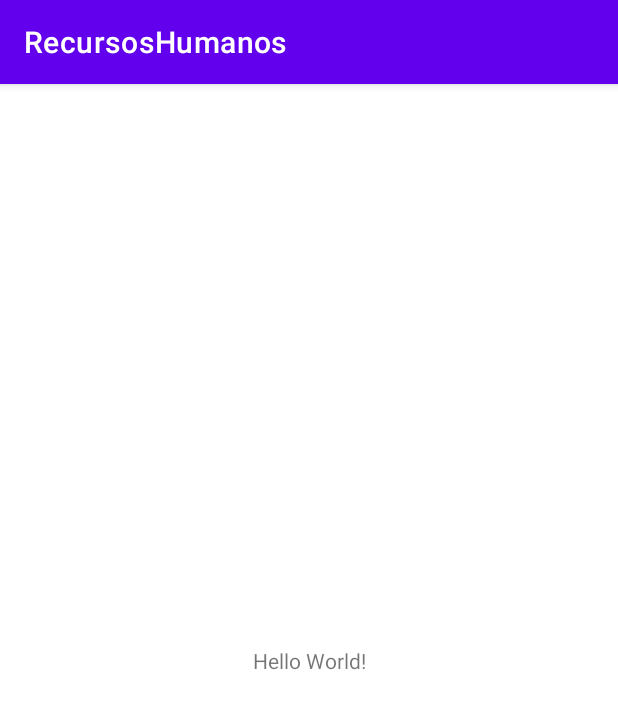
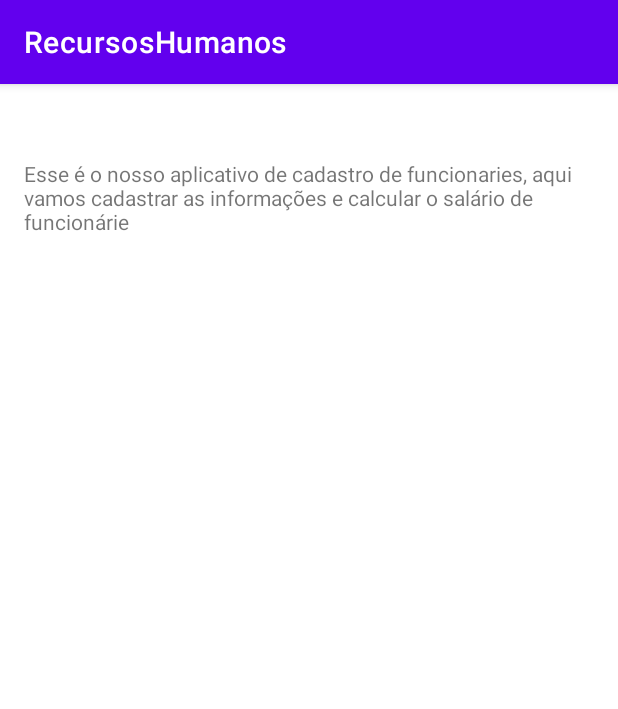
Before and after one commit to jennysival/RecursosHumanos, an Android app: the screen it shows after launch (MainActivity), on a phone screen of 412 x 824 dp. Shown: the top 709 px of the screen. Run offline under Robolectric (Android 15) with nearby library versions, the phone set to English and light mode, and no system bars.

Commit message:
Implementar layout e criar primeiro fragment

```diff
--- a/app/src/main/res/layout/activity_main.xml
+++ b/app/src/main/res/layout/activity_main.xml
@@ -1,5 +1,11 @@
 <?xml version="1.0" encoding="utf-8"?>
-<androidx.constraintlayout.widget.ConstraintLayout xmlns:android="http://schemas.android.com/apk/res/android"
+<ScrollView
+    android:layout_width="match_parent"
+    android:layout_height="match_parent"
+    xmlns:android="http://schemas.android.com/apk/res/android">
+
+<androidx.constraintlayout.widget.ConstraintLayout
+    xmlns:android="http://schemas.android.com/apk/res/android"
     xmlns:app="http://schemas.android.com/apk/res-auto"
     xmlns:tools="http://schemas.android.com/tools"
     android:layout_width="match_parent"
@@ -7,12 +13,32 @@
     tools:context=".MainActivity">
 
     <TextView
-        android:layout_width="wrap_content"
+        android:id="@+id/tv_descricao"
+        android:layout_width="@dimen/largura_0"
         android:layout_height="wrap_content"
-        android:text="Hello World!"
-        app:layout_constraintBottom_toBottomOf="parent"
+        android:text="@string/texto_descritivo_app"
+        android:layout_marginTop="@dimen/margem_50"
+        android:layout_marginHorizontal="@dimen/margem_16"
         app:layout_constraintEnd_toEndOf="parent"
         app:layout_constraintStart_toStartOf="parent"
         app:layout_constraintTop_toTopOf="parent" />
 
+    <androidx.constraintlayout.widget.ConstraintLayout
+        android:id="@+id/container"
+        xmlns:android="http://schemas.android.com/apk/res/android"
+        xmlns:app="http://schemas.android.com/apk/res-auto"
+        xmlns:tools="http://schemas.android.com/tools"
+        android:layout_width="@dimen/largura_0"
+        android:layout_height="500dp"
+        tools:context=".MainActivity"
+        android:layout_marginTop="@dimen/margem_50"
+        android:layout_marginHorizontal="@dimen/margem_16"
+        android:layout_marginBottom="@dimen/margem_16"
+        app:layout_constraintTop_toBottomOf="@id/tv_descricao"
+        app:layout_constraintEnd_toEndOf="parent"
+        app:layout_constraintStart_toStartOf="parent"
+        app:layout_constraintBottom_toBottomOf="parent">
+    </androidx.constraintlayout.widget.ConstraintLayout>
+
 </androidx.constraintlayout.widget.ConstraintLayout>
+</ScrollView>
--- a/app/src/main/res/values/colors.xml
+++ b/app/src/main/res/values/colors.xml
@@ -7,4 +7,7 @@
     <color name="teal_700">#FF018786</color>
     <color name="black">#FF000000</color>
     <color name="white">#FFFFFFFF</color>
+    <color name="azul_009FAF">#009FAF</color>
+    <color name="azul_claro_4DD0E1">#4DD0E1</color>
+    <color name="laranja_FFB74D">#FFB74D</color>
 </resources>
--- /dev/null
+++ b/app/src/main/res/values/dimens.xml
@@ -0,0 +1,6 @@
+<?xml version="1.0" encoding="utf-8"?>
+<resources>
+    <dimen name="margem_50">50dp</dimen>
+    <dimen name="margem_16">16dp</dimen>
+    <dimen name="largura_0">0dp</dimen>
+</resources>
--- a/app/src/main/res/values/strings.xml
+++ b/app/src/main/res/values/strings.xml
@@ -1,3 +1,6 @@
 <resources>
     <string name="app_name">RecursosHumanos</string>
+    <string name="texto_descritivo_app">Esse é o nosso aplicativo de cadastro de funcionaries, aqui vamos cadastrar as informações e calcular o salário de funcionárie</string>
+    <!-- TODO: Remove or change this placeholder text -->
+    <string name="hello_blank_fragment">Hello blank fragment</string>
 </resources>
```
Also changed, not shown: app/src/main/java/br/com/zup/recursoshumanos/fragments/Cadastro.kt (added, +60 -0 lines), app/src/main/res/layout/fragment_cadastro.xml (added, +14 -0 lines).
